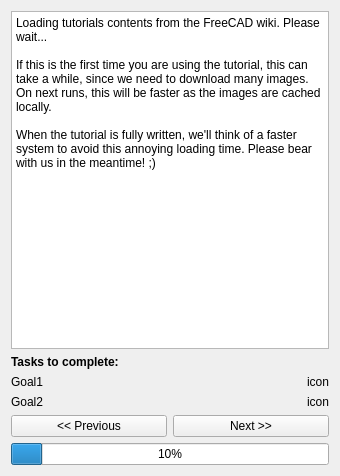
First picture: the form in src/Mod/BIM/Resources/ui/dialogTutorial.ui, repository southseact-3d/fcd, before the edit.
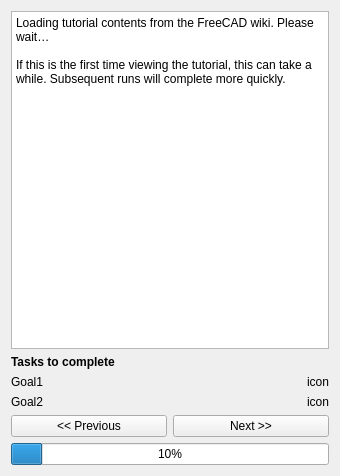
Second picture: the form after the edit.

Diff of the .ui file:
```diff
--- a/src/Mod/BIM/Resources/ui/dialogTutorial.ui
+++ b/src/Mod/BIM/Resources/ui/dialogTutorial.ui
@@ -21,11 +21,10 @@
 &lt;html&gt;&lt;head&gt;&lt;meta name=&quot;qrichtext&quot; content=&quot;1&quot; /&gt;&lt;style type=&quot;text/css&quot;&gt;
 p, li { white-space: pre-wrap; }
 &lt;/style&gt;&lt;/head&gt;&lt;body style=&quot; font-family:'Fira Sans'; font-size:9pt; font-weight:400; font-style:normal;&quot;&gt;
-&lt;p style=&quot; margin-top:0px; margin-bottom:0px; margin-left:0px; margin-right:0px; -qt-block-indent:0; text-indent:0px;&quot;&gt;Loading tutorials contents from the FreeCAD wiki. Please wait...&lt;/p&gt;
+&lt;p style=&quot; margin-top:0px; margin-bottom:0px; margin-left:0px; margin-right:0px; -qt-block-indent:0; text-indent:0px;&quot;&gt;Loading tutorial contents from the FreeCAD wiki. Please wait…&lt;/p&gt;
 &lt;p style=&quot;-qt-paragraph-type:empty; margin-top:0px; margin-bottom:0px; margin-left:0px; margin-right:0px; -qt-block-indent:0; text-indent:0px;&quot;&gt;&lt;br /&gt;&lt;/p&gt;
-&lt;p style=&quot; margin-top:0px; margin-bottom:0px; margin-left:0px; margin-right:0px; -qt-block-indent:0; text-indent:0px;&quot;&gt;If this is the first time you are using the tutorial, this can take a while, since we need to download many images. On next runs, this will be faster as the images are cached locally.&lt;/p&gt;
-&lt;p style=&quot;-qt-paragraph-type:empty; margin-top:0px; margin-bottom:0px; margin-left:0px; margin-right:0px; -qt-block-indent:0; text-indent:0px;&quot;&gt;&lt;br /&gt;&lt;/p&gt;
-&lt;p style=&quot; margin-top:0px; margin-bottom:0px; margin-left:0px; margin-right:0px; -qt-block-indent:0; text-indent:0px;&quot;&gt;When the tutorial is fully written, we'll think of a faster system to avoid this annoying loading time. Please bear with us in the meantime! ;)&lt;/p&gt;&lt;/body&gt;&lt;/html&gt;</string>
+&lt;p style=&quot; margin-top:0px; margin-bottom:0px; margin-left:0px; margin-right:0px; -qt-block-indent:0; text-indent:0px;&quot;&gt;If this is the first time viewing the tutorial, this can take a while. Subsequent runs will complete more quickly.&lt;/p&gt;
+&lt;p style=&quot;-qt-paragraph-type:empty; margin-top:0px; margin-bottom:0px; margin-left:0px; margin-right:0px; -qt-block-indent:0; text-indent:0px;&quot;&gt;&lt;br /&gt;&lt;/p&gt;</string>
      </property>
     </widget>
    </item>
@@ -38,7 +37,7 @@
       </font>
      </property>
      <property name="text">
-      <string>Tasks to complete:</string>
+      <string>Tasks to complete</string>
      </property>
     </widget>
    </item>
```
Left out of the diff: 2 changed lines with no effect on the pictures.
